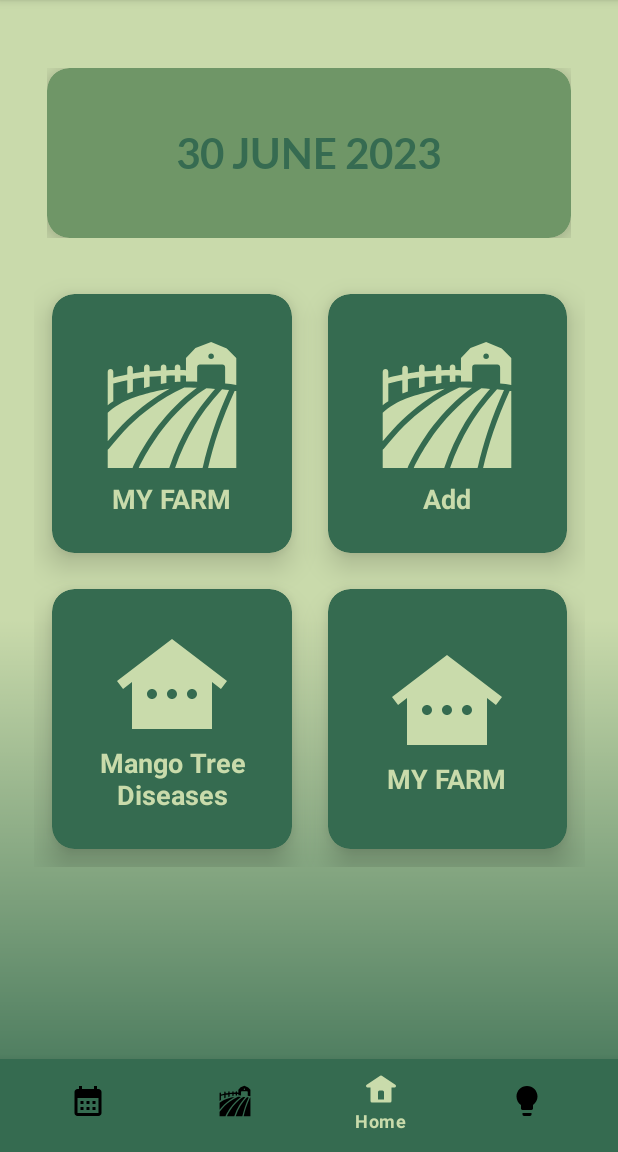
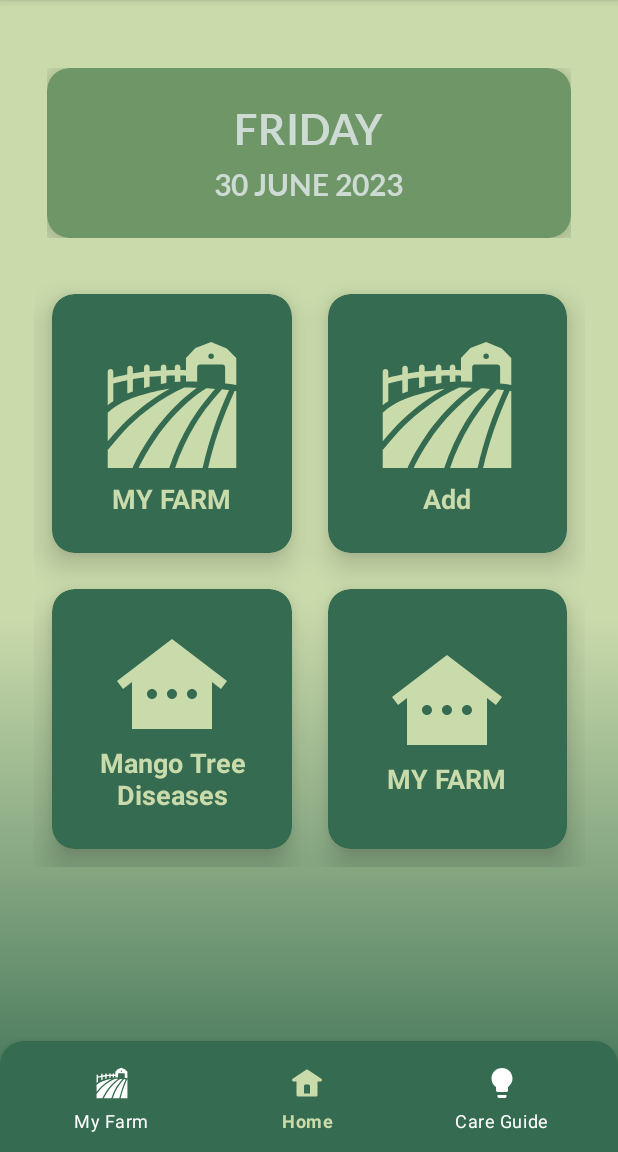
Before and after one commit to qfmtgalon/HappyTree_Project, an Android app: the Home screen opened directly, with no data from a screen before it, on a phone screen of 412 x 824 dp, the part 84-1236 px from its top. Run offline under Robolectric (Android 15) with nearby library versions, the phone set to English and light mode, and no system bars; our stand-ins replace navigation-ui.

Commit message:
Some layout changes

```diff
--- a/app/src/main/java/com/example/happytree/Home.kt
+++ b/app/src/main/java/com/example/happytree/Home.kt
@@ -14,7 +14,6 @@ import java.util.*
 
 class Home : Fragment() {
 
-
     override fun onCreateView(
         inflater: LayoutInflater,
         container: ViewGroup?,
@@ -27,11 +26,17 @@ class Home : Fragment() {
     override fun onViewCreated(view: View, savedInstanceState: Bundle?) {
         super.onViewCreated(view, savedInstanceState)
 
-        val currentDate = view.findViewById<TextView>(R.id.textDate)
-        val dateFormat = SimpleDateFormat("dd MMMM yyyy", Locale.getDefault())
+        val textDay = view.findViewById<TextView>(R.id.textDay)
+        val textDate = view.findViewById<TextView>(R.id.textDate)
+
+        val dateFormat = SimpleDateFormat("EEEE", Locale.getDefault())
         val date = Date()
-        val formattedDate = dateFormat.format(date)
-        currentDate.text = formattedDate
+        val dayOfWeek = dateFormat.format(date)
+        textDay.text = dayOfWeek
+
+        val dateFormatMonth = SimpleDateFormat("dd MMMM yyyy", Locale.getDefault())
+        val formattedDate = dateFormatMonth.format(date)
+        textDate.text = formattedDate
 
         val btnAdd = view.findViewById<MaterialCardView>(R.id.btnAdd)
         btnAdd.setOnClickListener {
@@ -44,4 +49,5 @@ class Home : Fragment() {
             val navController = Navigation.findNavController(view)
             navController.navigate(R.id.viewFragment)
         }
-    }}
+    }
+}
--- /dev/null
+++ b/app/src/main/res/animator/cardview_state_animatorr.xml
@@ -0,0 +1,21 @@
+<?xml version="1.0" encoding="utf-8"?>
+<selector xmlns:android="http://schemas.android.com/apk/res/android">
+    <item android:state_pressed="true">
+        <set>
+            <objectAnimator
+                android:propertyName="cardElevation"
+                android:duration="100"
+                android:valueTo="8dp"
+                android:valueType="floatType" />
+        </set>
+    </item>
+    <item>
+        <set>
+            <objectAnimator
+                android:propertyName="cardElevation"
+                android:duration="100"
+                android:valueTo="12dp"
+                android:valueType="floatType" />
+        </set>
+    </item>
+</selector>
--- /dev/null
+++ b/app/src/main/res/color/digital_text_color.xml
@@ -0,0 +1,4 @@
+<?xml version="1.0" encoding="utf-8"?>
+<selector xmlns:android="http://schemas.android.com/apk/res/android">
+
+</selector>
--- a/app/src/main/res/drawable/bottom_nav_color_selector.xml
+++ b/app/src/main/res/drawable/bottom_nav_color_selector.xml
@@ -1,5 +1,5 @@
 <?xml version="1.0" encoding="utf-8"?>
 <selector xmlns:android="http://schemas.android.com/apk/res/android">
     <item android:color="@color/colorPrimaryVariant" android:state_checked="true" />
-    <item android:color="@color/black" />
+    <item android:color="@color/white" />
 </selector>
--- /dev/null
+++ b/app/src/main/res/drawable/bottom_navigation_background.xml
@@ -0,0 +1,7 @@
+<?xml version="1.0" encoding="utf-8"?>
+<shape xmlns:android="http://schemas.android.com/apk/res/android">
+    <solid android:color="@color/colorPrimary" />
+    <corners
+        android:topLeftRadius="16dp"
+        android:topRightRadius="16dp" />
+</shape>
--- a/app/src/main/res/layout/activity_home.xml
+++ b/app/src/main/res/layout/activity_home.xml
@@ -45,20 +45,21 @@
     </androidx.drawerlayout.widget.DrawerLayout>
 
     <com.google.android.material.bottomnavigation.BottomNavigationView
+        android:id="@+id/navBottom"
         style="@style/BottomNavigationStyle"
-        android:id="@+id/navBottom"
-        android:background="?android:attr/windowBackground"
         android:layout_width="match_parent"
         android:layout_height="wrap_content"
         app:itemIconTint="@drawable/bottom_nav_color_selector"
         app:itemTextColor="@drawable/bottom_nav_color_selector"
+        app:layout_constraintBottom_toBottomOf="parent"
+        app:layout_constraintEnd_toEndOf="parent"
+        app:layout_constraintStart_toStartOf="parent"
+        app:menu="@menu/bottom_nav"
         android:paddingStart="10dp"
         android:paddingLeft="12dp"
         android:paddingRight="12dp"
-        android:paddingBottom="6dp"
-        app:layout_constraintBottom_toBottomOf="parent"
-        app:layout_constraintEnd_toEndOf="parent"
-        app:layout_constraintStart_toStartOf="parent"
-        app:menu="@menu/bottom_nav"/>
+        android:paddingBottom="6dp"/>
+
+
 
 </androidx.constraintlayout.widget.ConstraintLayout>
--- a/app/src/main/res/layout/fragment_home.xml
+++ b/app/src/main/res/layout/fragment_home.xml
@@ -27,13 +27,25 @@
             android:backgroundTint="@color/colorSecondaryVariant"
             app:layout_column="0"
             app:layout_columnWeight="1"
-            app:layout_row="1"
+            app:layout_row="2"
             app:layout_rowWeight="1">
 
             <LinearLayout
                 android:layout_width="match_parent"
                 android:layout_height="match_parent"
+                android:orientation="vertical"
                 android:gravity="center">
+
+                <TextView
+                    android:id="@+id/textDay"
+                    android:layout_width="wrap_content"
+                    android:layout_height="wrap_content"
+                    android:fontFamily="@font/lato_bold"
+                    android:text="TextView"
+                    android:textAllCaps="true"
+                    android:textColor="@color/colorOnSecondary"
+                    android:textSize="28sp"
+                    android:textStyle="bold" />
 
                 <TextView
                     android:id="@+id/textDate"
@@ -42,9 +54,10 @@
                     android:fontFamily="@font/lato_bold"
                     android:text="TextView"
                     android:textAllCaps="true"
-                    android:textColor="@color/colorSecondary"
-                    android:textSize="28sp"
-                    android:textStyle="bold" />
+                    android:textColor="@color/colorOnSecondary"
+                    android:textSize="20sp"
+                    android:textStyle="bold"
+                    android:paddingTop="8dp" />
             </LinearLayout>
         </com.google.android.material.card.MaterialCardView>
 
--- a/app/src/main/res/layout/nav_header.xml
+++ b/app/src/main/res/layout/nav_header.xml
@@ -5,7 +5,7 @@
     android:id="@+id/navHeader"
     android:layout_width="match_parent"
     android:layout_height="130dp"
-    android:background="@color/colorPrimary"
+    android:background="#5B7866"
     android:padding="16dp">
 
     <ImageView
--- a/app/src/main/res/menu/bottom_nav.xml
+++ b/app/src/main/res/menu/bottom_nav.xml
@@ -4,14 +4,8 @@
 
     <item
         android:id="@id/viewFragment"
-        android:icon="@drawable/ic_baseline_calendar_month_24"
-        android:title="Today" />
-
-    <item
-        android:id="@id/bottomFarm"
         android:icon="@drawable/bottom_farm"
-        android:title="My Farm"
-        />
+        android:title="My Farm" />
 
     <item
         android:id="@+id/home"
--- a/app/src/main/res/values/colors.xml
+++ b/app/src/main/res/values/colors.xml
@@ -26,6 +26,7 @@
     <color name="colorPrimaryContainer">#236F53</color> #
     <color name="colorOnPrimaryContainer">#356B50</color>
     <color name="colorAccent">#3087A2</color>
+    <color name="digitalTextColor" />
 
 
 </resources>
--- a/app/src/main/res/values/styles.xml
+++ b/app/src/main/res/values/styles.xml
@@ -12,10 +12,20 @@
     </style>
 
     <style name="BottomNavigationStyle" parent="Widget.MaterialComponents.BottomNavigationView">
-        <item name="backgroundTint">@color/colorPrimary</item>
+        <item name="android:background">@drawable/bottom_navigation_background</item>
+        <item name="android:layout_width">match_parent</item>
+        <item name="android:layout_height">match_parent</item>
         <item name="itemIconTint">@color/colorPrimaryVariant</item>
         <item name="itemTextColor">@color/colorOnPrimary</item>
+        <item name="android:paddingTop">8dp</item>
+        <item name="android:paddingBottom">8dp</item>
+        <item name="android:minHeight">60dp</item>
+        <item name="android:gravity">center</item>
+        <item name="android:layout_marginTop">4dp</item>
+        <item name="android:layout_marginEnd">0dp</item>
     </style>
+
+
 
     <style name="CardViewStyle" parent="Widget.MaterialComponents.CardView">
         <item name="android:layout_width">100dp</item>
@@ -28,8 +38,8 @@
         <item name="android:ems">15</item>
         <item name="cardCornerRadius">15dp</item>
         <item name="android:textStyle">bold</item>
-        <item name="cardElevation">12dp</item>
-        <item name="android:stateListAnimator">@animator/cardview_state_animator</item>
+        <item name="cardElevation">0dp</item>
+        <item name="android:stateListAnimator"> @animator/cardview_state_animatorr</item>
     </style>
 
 
--- /dev/null
+++ b/app/src/main/res/xml/bottom_nav_motion_scene.xml
@@ -0,0 +1,4 @@
+<?xml version="1.0" encoding="utf-8"?>
+<PreferenceScreen xmlns:android="http://schemas.android.com/apk/res/android">
+
+</PreferenceScreen>
```
Also changed, not shown: app/src/main/res/drawable/bottom_nav_motion_scene.xml (added, +37 -0 lines), app/src/main/res/layout/fragment_view.xml (+4 -4 lines).
